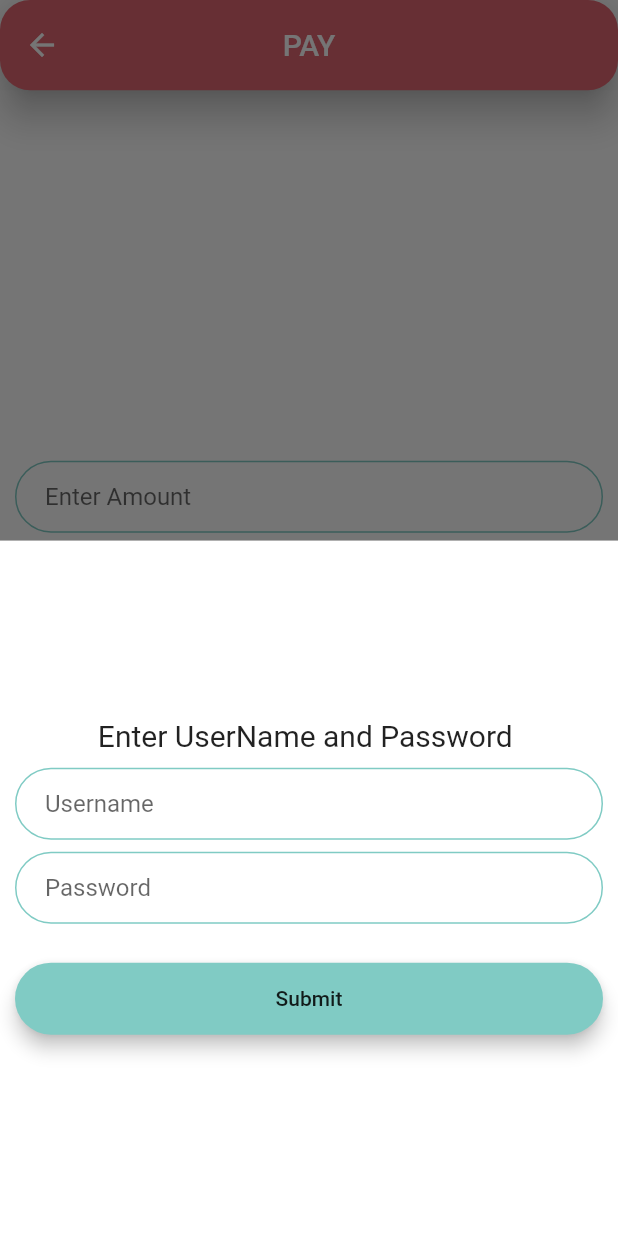
After one commit to akankshagarg2000/pokket_flutter, a Flutter app: the Payment screen opened directly, after a tap on "SEND", on a phone screen of 412 x 824 dp. The commit adds this screen. Run offline on Flutter 3.47's test engine with Material 2 defaults, Android fonts, the phone set to English and light mode, and no system bars; our stand-ins replace calendar_timeline, cloud_firestore, firebase_auth, firebase_core, shared_preferences; missing offline and left inert: time_range; accounts and stored records are empty.

Commit message:
full and final

```diff
--- /dev/null
+++ b/lib/screens/billPayment/PayBill.dart
@@ -0,0 +1,436 @@
+import 'package:flutter/material.dart';
+
+class Payment extends StatefulWidget {
+  @override
+  _PaymentState createState() => _PaymentState();
+}
+
+class _PaymentState extends State<Payment> {
+  double _paymentAmt;
+  String _payee;
+  String _paymentDesc;
+  int _cardNo;
+
+  void _athentication(context){
+    showModalBottomSheet(context: context, builder:(BuildContext bc){
+      return Container(
+          color: Colors.white,
+          child: Padding(
+            padding: EdgeInsets.symmetric(horizontal: 10.0),
+            child: Column(
+                mainAxisAlignment: MainAxisAlignment.center,
+                crossAxisAlignment: CrossAxisAlignment.stretch,
+                children: <Widget>[
+                  Container(
+                    //height: 200.0,
+                    child: Center(
+                        child: Text(
+                            'Enter UserName and Password ',
+                            style: TextStyle(
+                              color: Colors.black87,
+                              fontSize: 20.0,
+                            ))),
+                  ),
+                  SizedBox(
+                    height: 10.0,
+                  ),
+                  TextField(
+                      onChanged: (value){
+                        //Do something with the user input.
+                        // _transactiontitle = value;
+                      },
+                      decoration:InputDecoration(
+                        hintText: "Username",
+                        contentPadding:
+                        EdgeInsets.symmetric(vertical: 10.0, horizontal: 20.0),
+                        border: OutlineInputBorder(
+                          borderRadius: BorderRadius.all(Radius.circular(32.0)),
+                        ),
+                        enabledBorder: OutlineInputBorder(
+                          borderSide:
+                          BorderSide(color: Colors.teal[200], width: 1.0),
+                          borderRadius: BorderRadius.all(Radius.circular(32.0)),
+                        ),
+                        focusedBorder: OutlineInputBorder(
+                          borderSide:
+                          BorderSide(color: Colors.teal[200], width: 2.0),
+                          borderRadius: BorderRadius.all(Radius.circular(32.0)),
+                        ),
+                      )
+                  ),
+                  SizedBox(
+                    height: 8.0,
+                  ),
+                  TextField(
+                    onChanged:(value){
+                      //Do something with the user input.
+                      // _transactionamt = value as double;
+                    },
+                    obscureText: true,
+                    decoration: InputDecoration(
+                      hintText: 'Password',
+                      contentPadding:
+                      EdgeInsets.symmetric(vertical: 10.0, horizontal: 20.0),
+                      border: OutlineInputBorder(
+                        borderRadius: BorderRadius.all(Radius.circular(32.0)),
+                      ),
+                      enabledBorder: OutlineInputBorder(
+                        borderSide:
+                        BorderSide(color: Colors.teal[200], width: 1.0),
+                        borderRadius: BorderRadius.all(Radius.circular(32.0)),
+                      ),
+                      focusedBorder: OutlineInputBorder(
+                        borderSide:
+                        BorderSide(color: Colors.teal[200], width: 2.0),
+                        borderRadius: BorderRadius.all(Radius.circular(32.0)),
+                      ),
+                    ),
+                  ),
+
+                  //Do something for categories wala part
+
+                  SizedBox(
+                    height: 10.0,
+                  ),
+                  Padding(
+                    padding: EdgeInsets.symmetric(vertical: 16.0),
+                    child: Material(
+                      color:Colors.teal[200],
+                      borderRadius: BorderRadius.all(Radius.circular(30.0)),
+                      elevation: 5.0,
+                      child: MaterialButton(
+                        onPressed: () {
+                          Navigator.pop(context);
+                          setState(() {
+                            //updateBudget(_balance = _balance - _transactionamt);
+                            _cardCvv(context);
+                          });
+                        },
+                        minWidth: 200.0,
+                        height: 10.0,
+                        child: Text(
+                          'Submit',
+                        ),
+                      ),
+                    ),
+                  ),
+                ]
+            ),
+          )
+      );
+    });
+  }
+
+  void _cardCvv(context){
+    showModalBottomSheet(context: context, builder:(BuildContext bc){
+      return Container(
+          color: Colors.white,
+          child: Padding(
+            padding: EdgeInsets.symmetric(horizontal: 10.0),
+            child: Column(
+                mainAxisAlignment: MainAxisAlignment.center,
+                crossAxisAlignment: CrossAxisAlignment.stretch,
+                children: <Widget>[
+                  Container(
+                    //height: 200.0,
+                    child: Center(
+                        child: Text(
+                            'Enter CVV and Card Details ',
+                            style: TextStyle(
+                              color: Colors.black87,
+                              fontSize: 20.0,
+                            ))),
+                  ),
+                  SizedBox(
+                    height: 10.0,
+                  ),
+                  //Cvv
+                  TextField(
+                      onChanged: (value){
+                        //Do something with the user input.
+                        // _transactiontitle = value;
+                      },
+                      decoration:InputDecoration(
+                        hintText: "CVV",
+                        contentPadding:
+                        EdgeInsets.symmetric(vertical: 10.0, horizontal: 20.0),
+                        border: OutlineInputBorder(
+                          borderRadius: BorderRadius.all(Radius.circular(32.0)),
+                        ),
+                        enabledBorder: OutlineInputBorder(
+                          borderSide:
+                          BorderSide(color: Colors.teal[200], width: 1.0),
+                          borderRadius: BorderRadius.all(Radius.circular(32.0)),
+                        ),
+                        focusedBorder: OutlineInputBorder(
+                          borderSide:
+                          BorderSide(color: Colors.teal[200], width: 2.0),
+                          borderRadius: BorderRadius.all(Radius.circular(32.0)),
+                        ),
+                      )
+                  ),
+                  SizedBox(
+                    height: 8.0,
+                  ),
+                  //card valid from
+                  TextField(
+                    onChanged:(value){
+                      //Do something with the user input.
+                      // _transactionamt = value as double;
+                    },
+                    obscureText: true,
+                    decoration: InputDecoration(
+                      hintText: 'Card Valid From',
+                      contentPadding:
+                      EdgeInsets.symmetric(vertical: 10.0, horizontal: 20.0),
+                      border: OutlineInputBorder(
+                        borderRadius: BorderRadius.all(Radius.circular(32.0)),
+                      ),
+                      enabledBorder: OutlineInputBorder(
+                        borderSide:
+                        BorderSide(color: Colors.teal[200], width: 1.0),
+                        borderRadius: BorderRadius.all(Radius.circular(32.0)),
+                      ),
+                      focusedBorder: OutlineInputBorder(
+                        borderSide:
+                        BorderSide(color: Colors.teal[200], width: 2.0),
+                        borderRadius: BorderRadius.all(Radius.circular(32.0)),
+                      ),
+                    ),
+                  ),
+                  SizedBox(
+                    height:8.0,
+                  ),
+                  //Card Valid to
+                  TextField(
+                    onChanged:(value){
+                      //Do something with the user input.
+                      // _transactionamt = value as double;
+                    },
+                    obscureText: true,
+                    decoration: InputDecoration(
+                      hintText: 'Card Valid To',
+                      contentPadding:
+                      EdgeInsets.symmetric(vertical: 10.0, horizontal: 20.0),
+                      border: OutlineInputBorder(
+                        borderRadius: BorderRadius.all(Radius.circular(32.0)),
+                      ),
+                      enabledBorder: OutlineInputBorder(
+                        borderSide:
+                        BorderSide(color: Colors.teal[200], width: 1.0),
+                        borderRadius: BorderRadius.all(Radius.circular(32.0)),
+                      ),
+                      focusedBorder: OutlineInputBorder(
+                        borderSide:
+                        BorderSide(color: Colors.teal[200], width: 2.0),
+                        borderRadius: BorderRadius.all(Radius.circular(32.0)),
+                      ),
+                    ),
+                  ),
+
+                  SizedBox(
+                    height: 10.0,
+                  ),
+                  Padding(
+                    padding: EdgeInsets.symmetric(vertical: 16.0),
+                    child: Material(
+                      color:Colors.teal[200],
+                      borderRadius: BorderRadius.all(Radius.circular(30.0)),
+                      elevation: 5.0,
+                      child: MaterialButton(
+                        onPressed: () {
+                          Navigator.pop(context);
+                          setState(() {
+                            //updateBudget(_balance = _balance - _transactionamt);
+                            popup(context);
+                          });
+                        },
+                        minWidth: 200.0,
+                        height: 10.0,
+                        child: Text(
+                          'Submit',
+                        ),
+                      ),
+                    ),
+                  ),
+                ]
+            ),
+          )
+      );
+    });
+  }
+
+  void popup(BuildContext context){
+    var alertDialog = AlertDialog(
+      title: Center(child: Text("Transaction successful !")),
+    ) ;
+    showDialog(
+        context: context,
+        builder: (BuildContext context){
+          return alertDialog;
+        }
+    );
+  }
+
+
+  @override
+  Widget build(BuildContext context) {
+    return Scaffold(
+      appBar: AppBar(
+        backgroundColor:  Color(0xffe16671),
+        centerTitle: true,
+        toolbarHeight: 60.2,
+        title: Text('PAY'),
+        elevation: 10.0,
+        shape: RoundedRectangleBorder(
+            borderRadius: BorderRadius.circular(20.0)
+        ),
+      ),
+      body: SafeArea(
+        child: Center(
+          child: Expanded(
+            child: Container(
+              color: Colors.white,
+              child: Padding(
+                padding: EdgeInsets.symmetric(horizontal: 10.0),
+                child: Column(
+                    mainAxisAlignment: MainAxisAlignment.center,
+                    crossAxisAlignment: CrossAxisAlignment.stretch,
+                    children: <Widget>[
+                      //Amount
+                      TextField(
+                          onChanged: (value) {
+                            //Do something with the user input.
+                            _paymentAmt = value as double;
+                          },
+                          decoration:InputDecoration(
+                            hintText: "Enter Amount",
+                            contentPadding:
+                            EdgeInsets.symmetric(vertical: 10.0, horizontal: 20.0),
+                            border: OutlineInputBorder(
+                              borderRadius: BorderRadius.all(Radius.circular(32.0)),
+                            ),
+                            enabledBorder: OutlineInputBorder(
+                              borderSide:
+                              BorderSide(color: Colors.teal[200], width: 1.0),
+                              borderRadius: BorderRadius.all(Radius.circular(32.0)),
+                            ),
+                            focusedBorder: OutlineInputBorder(
+                              borderSide:
+                              BorderSide(color: Colors.teal[200], width: 2.0),
+                              borderRadius: BorderRadius.all(Radius.circular(32.0)),
+                            ),
+                          )
+                      ),
+                      SizedBox(
+                        height: 10,
+                      ),
+                      //Pay To
+                      TextField(
+                          onChanged: (value) {
+                            //Do something with the user input.
+                            _payee = value;
+                          },
+                          decoration:InputDecoration(
+                            hintText: "Pay To:",
+                            contentPadding:
+                            EdgeInsets.symmetric(vertical: 10.0, horizontal: 20.0),
+                            border: OutlineInputBorder(
+                              borderRadius: BorderRadius.all(Radius.circular(32.0)),
+                            ),
+                            enabledBorder: OutlineInputBorder(
+                              borderSide:
+                              BorderSide(color: Colors.teal[200], width: 1.0),
+                              borderRadius: BorderRadius.all(Radius.circular(32.0)),
+                            ),
+                            focusedBorder: OutlineInputBorder(
+                              borderSide:
+                              BorderSide(color: Colors.teal[200], width: 2.0),
+                              borderRadius: BorderRadius.all(Radius.circular(32.0)),
+                            ),
+                          )
+                      ),
+                      SizedBox(
+                        height: 10,
+                      ),
+                      //Description
+                      TextField(
+                          onChanged: (value) {
+                            //Do something with the user input.
+                            _paymentDesc = value ;
+                          },
+                          decoration:InputDecoration(
+                            hintText: "Add Description",
+                            contentPadding:
+                            EdgeInsets.symmetric(vertical: 10.0, horizontal: 20.0),
+                            border: OutlineInputBorder(
+                              borderRadius: BorderRadius.all(Radius.circular(32.0)),
+                            ),
+                            enabledBorder: OutlineInputBorder(
+                              borderSide:
+                              BorderSide(color: Colors.teal[200], width: 1.0),
+                              borderRadius: BorderRadius.all(Radius.circular(32.0)),
+                            ),
+                            focusedBorder: OutlineInputBorder(
+                              borderSide:
+                              BorderSide(color: Colors.teal[200], width: 2.0),
+                              borderRadius: BorderRadius.all(Radius.circular(32.0)),
+                            ),
+                          )
+                      ),
+                      SizedBox(
+                        height: 10,
+                      ),
+                      //Card No.
+                      TextField(
+                          onChanged: (value) {
+                            //Do something with the user input.
+                            _cardNo = value as int ;
+                          },
+                          decoration:InputDecoration(
+                            hintText: "Enter 16 Digit Card No.",
+                            contentPadding:
+                            EdgeInsets.symmetric(vertical: 10.0, horizontal: 20.0),
+                            border: OutlineInputBorder(
+                              borderRadius: BorderRadius.all(Radius.circular(32.0)),
+                            ),
+                            enabledBorder: OutlineInputBorder(
+                              borderSide:
+                              BorderSide(color: Colors.teal[200], width: 1.0),
+                              borderRadius: BorderRadius.all(Radius.circular(32.0)),
+                            ),
+                            focusedBorder: OutlineInputBorder(
+                              borderSide:
+                              BorderSide(color: Colors.teal[200], width: 2.0),
+                              borderRadius: BorderRadius.all(Radius.circular(32.0)),
+                            ),
+                          )
+                      ),
+                      RaisedButton(
+                        onPressed: (){
+                          _athentication(context);
+                        },
+                        color: Colors.teal,
+                        child: Text(
+                          "SEND",
+                          style: TextStyle(
+                            color: Colors.white,
+                            fontSize: 18.0,
+                          ),
+                        ),
+                      )
+                      // showModalBottomSheet(
+                      //     context: Context,
+                      //     builder: null)
+
+
+
+                    ]),
+              ),
+            ),
+          ),
+        ),
+      ),
+    );
+  }
+}
--- a/lib/screens/budget.dart
+++ b/lib/screens/budget.dart
@@ -120,7 +120,7 @@ class _BudgetPageState extends State<BudgetPage> {
                       TextField(
                         onChanged:(value){
                           //Do something with the user input.
-                          _transactionamt = value as double;
+                          _transactionamt = double.parse('$value');
 
                           // print("transaction is" + _transactionamtController.text);
                           // print("value is" + value);
@@ -160,8 +160,8 @@ class _BudgetPageState extends State<BudgetPage> {
                             onPressed: () {
                               print(_transactionamt);
                               FirebaseFirestore.instance.collection("transation").add({
-                      "date": "_selectedDate",
-                      "Transaction_amount": _transactionamtController.text,
+                      "date": _selectedDate,
+                      "Transaction_amount": _transactionamt,
                       "transaction_date" : _selectedDate,
                       "title": _transactiontitle,
 
```
Also changed, not shown: lib/screens/billPayment/BillHome.dart (+7 -1 lines), pubspec.lock.
